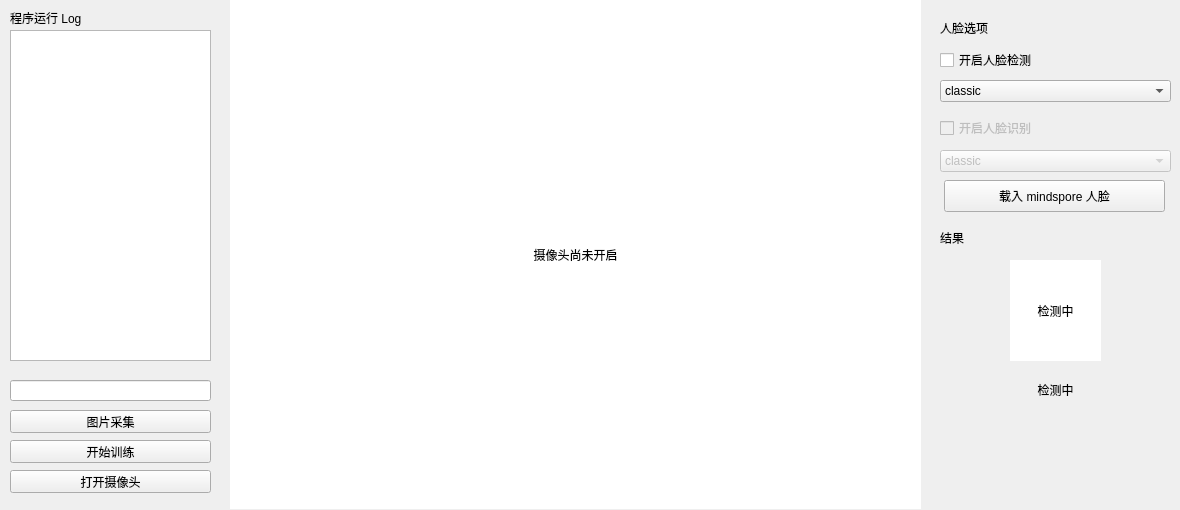
Above: view/mainDisplay.ui from Mingaaaaaaa/CourseDesign before the change. Below: the same form after it.
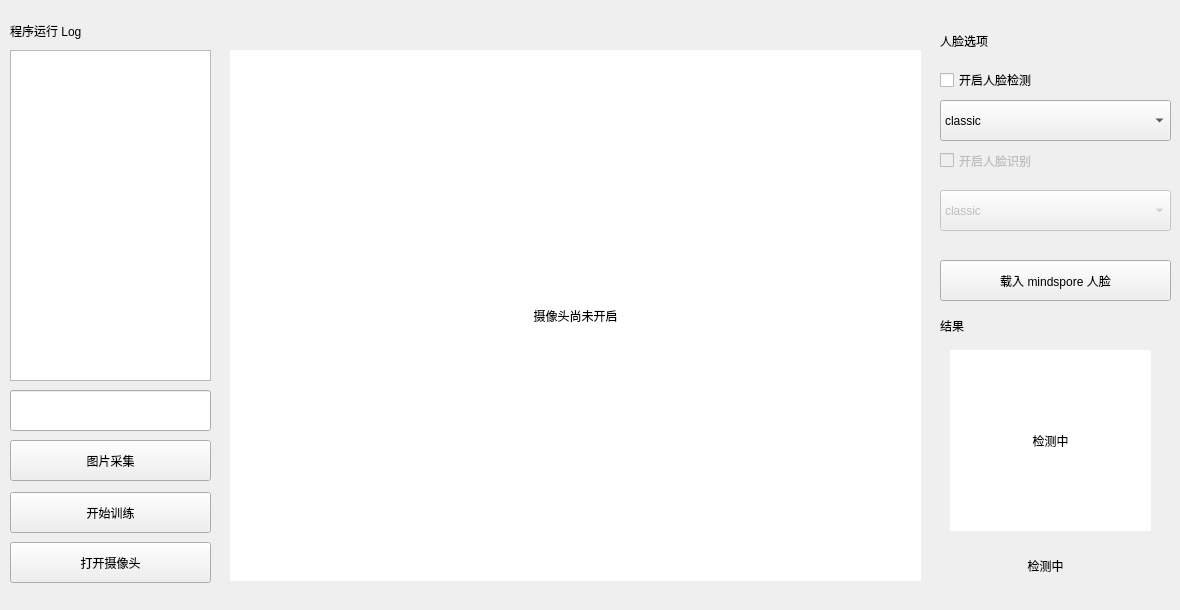
That is the form after the change.

Commit message: fix: display narrow problem

Diff of the .ui file:
```diff
--- a/view/mainDisplay.ui
+++ b/view/mainDisplay.ui
@@ -7,19 +7,19 @@
     <x>0</x>
     <y>0</y>
     <width>1180</width>
-    <height>510</height>
+    <height>610</height>
    </rect>
   </property>
   <property name="minimumSize">
    <size>
     <width>1180</width>
-    <height>510</height>
+    <height>610</height>
    </size>
   </property>
   <property name="maximumSize">
    <size>
     <width>1180</width>
-    <height>510</height>
+    <height>610</height>
    </size>
   </property>
   <property name="windowTitle">
@@ -29,11 +29,17 @@
    <property name="geometry">
     <rect>
      <x>10</x>
-     <y>470</y>
+     <y>542</y>
      <width>201</width>
-     <height>23</height>
+     <height>41</height>
     </rect>
    </property>
+   <property name="maximumSize">
+    <size>
+     <width>16777215</width>
+     <height>16777215</height>
+    </size>
+   </property>
    <property name="text">
     <string>打开摄像头</string>
    </property>
@@ -42,9 +48,9 @@
    <property name="geometry">
     <rect>
      <x>230</x>
-     <y>0</y>
+     <y>50</y>
      <width>691</width>
-     <height>509</height>
+     <height>531</height>
     </rect>
    </property>
    <property name="minimumSize">
@@ -70,9 +76,9 @@
    <property name="geometry">
     <rect>
      <x>940</x>
-     <y>120</y>
-     <width>101</width>
-     <height>16</height>
+     <y>140</y>
+     <width>181</width>
+     <height>41</height>
     </rect>
    </property>
    <property name="text">
@@ -86,9 +92,9 @@
    <property name="geometry">
     <rect>
      <x>940</x>
-     <y>150</y>
+     <y>190</y>
      <width>231</width>
-     <height>22</height>
+     <height>41</height>
     </rect>
    </property>
    <property name="editable">
@@ -112,7 +118,7 @@
    <property name="geometry">
     <rect>
      <x>10</x>
-     <y>30</y>
+     <y>50</y>
      <width>201</width>
      <height>331</height>
     </rect>
@@ -123,8 +129,8 @@
     <rect>
      <x>10</x>
      <y>10</y>
-     <width>111</width>
-     <height>16</height>
+     <width>201</width>
+     <height>41</height>
     </rect>
    </property>
    <property name="text">
@@ -135,9 +141,9 @@
    <property name="geometry">
     <rect>
      <x>10</x>
-     <y>440</y>
+     <y>492</y>
      <width>201</width>
-     <height>23</height>
+     <height>41</height>
     </rect>
    </property>
    <property name="text">
@@ -148,8 +154,8 @@
    <property name="geometry">
     <rect>
      <x>940</x>
-     <y>50</y>
-     <width>111</width>
+     <y>70</y>
+     <width>201</width>
      <height>20</height>
     </rect>
    </property>
@@ -162,8 +168,8 @@
     <rect>
      <x>940</x>
      <y>20</y>
-     <width>58</width>
-     <height>16</height>
+     <width>161</width>
+     <height>41</height>
     </rect>
    </property>
    <property name="text">
@@ -177,9 +183,9 @@
    <property name="geometry">
     <rect>
      <x>940</x>
-     <y>80</y>
+     <y>100</y>
      <width>231</width>
-     <height>22</height>
+     <height>41</height>
     </rect>
    </property>
    <property name="editable">
@@ -208,9 +214,9 @@
    <property name="geometry">
     <rect>
      <x>940</x>
-     <y>230</y>
-     <width>58</width>
-     <height>16</height>
+     <y>310</y>
+     <width>91</width>
+     <height>31</height>
     </rect>
    </property>
    <property name="text">
@@ -221,9 +227,9 @@
    <property name="geometry">
     <rect>
      <x>10</x>
-     <y>410</y>
+     <y>440</y>
      <width>201</width>
-     <height>23</height>
+     <height>41</height>
     </rect>
    </property>
    <property name="text">
@@ -233,10 +239,10 @@
   <widget class="QPushButton" name="loadMindSporeFace">
    <property name="geometry">
     <rect>
-     <x>944</x>
-     <y>180</y>
-     <width>221</width>
-     <height>32</height>
+     <x>940</x>
+     <y>260</y>
+     <width>231</width>
+     <height>41</height>
     </rect>
    </property>
    <property name="text">
@@ -246,10 +252,10 @@
   <widget class="QLabel" name="resultFace">
    <property name="geometry">
     <rect>
-     <x>1010</x>
-     <y>260</y>
-     <width>91</width>
-     <height>101</height>
+     <x>950</x>
+     <y>350</y>
+     <width>201</width>
+     <height>181</height>
     </rect>
    </property>
    <property name="font">
@@ -274,10 +280,10 @@
   <widget class="QLabel" name="resultLabel">
    <property name="geometry">
     <rect>
-     <x>1010</x>
-     <y>380</y>
-     <width>91</width>
-     <height>20</height>
+     <x>970</x>
+     <y>550</y>
+     <width>151</width>
+     <height>31</height>
     </rect>
    </property>
    <property name="text">
@@ -291,9 +297,9 @@
    <property name="geometry">
     <rect>
      <x>10</x>
-     <y>380</y>
+     <y>390</y>
      <width>201</width>
-     <height>21</height>
+     <height>41</height>
     </rect>
    </property>
   </widget>
```
The commit also changes 3 other files.
